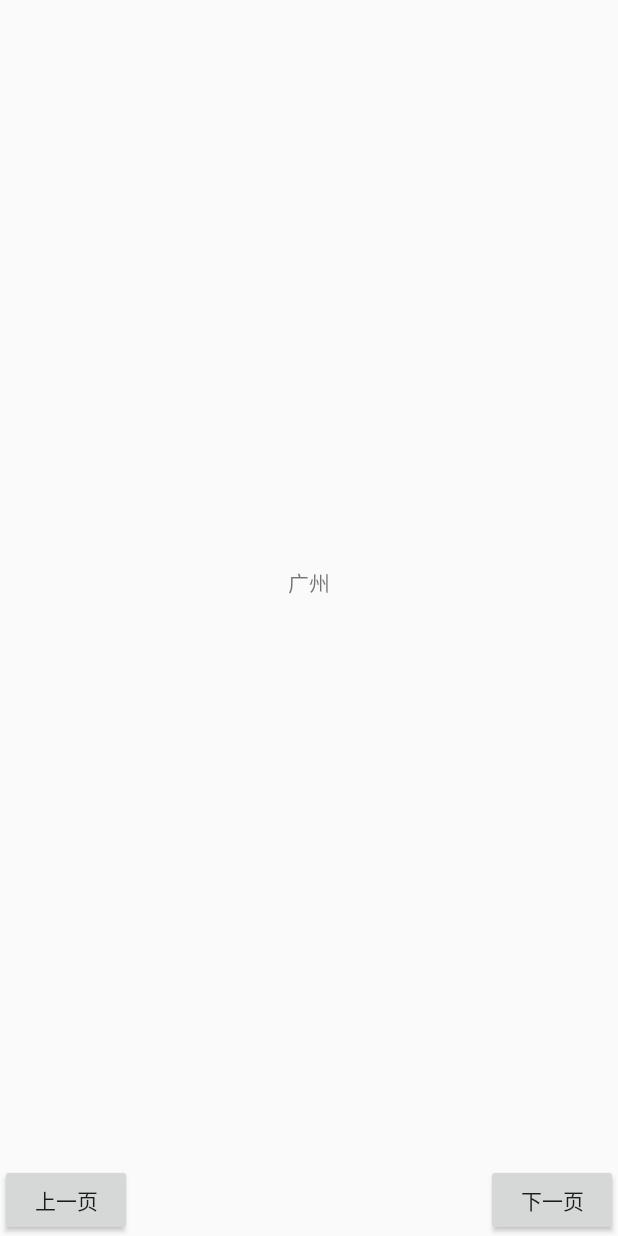
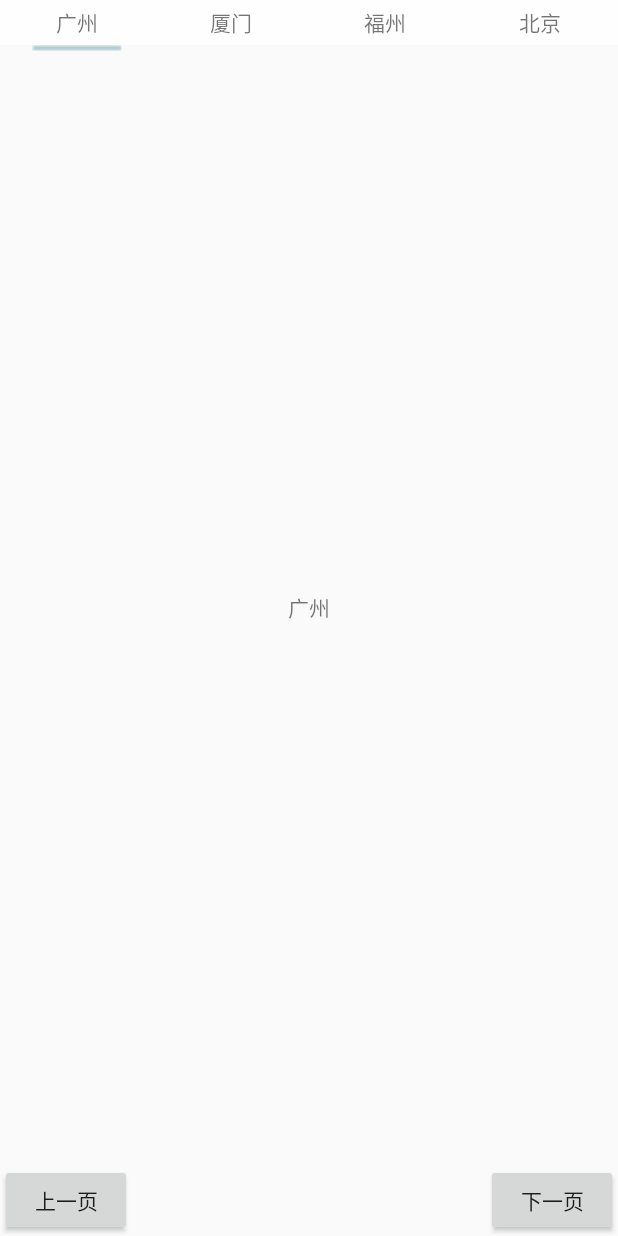
Before and after one commit to lutaian-fj/CommonProject, an Android app: the ViewPagerActivity screen opened directly, with no data from a screen before it, on a phone screen of 412 x 824 dp. Run offline under Robolectric (Android 15) with nearby library versions, the phone set to English and light mode, and no system bars.

Commit message:
完善ViewPager显示

```diff
--- a/app/src/main/java/lta/commonproject/ui/activity/ViewPagerActivity.java
+++ b/app/src/main/java/lta/commonproject/ui/activity/ViewPagerActivity.java
@@ -2,9 +2,16 @@ package lta.commonproject.ui.activity;
 
 import android.content.Context;
 import android.content.Intent;
+import android.graphics.BitmapFactory;
+import android.graphics.Matrix;
 import android.support.v4.view.ViewPager;
+import android.util.DisplayMetrics;
 import android.view.View;
+import android.view.animation.Animation;
+import android.view.animation.TranslateAnimation;
 import android.widget.Button;
+import android.widget.ImageView;
+import android.widget.TextView;
 
 import java.util.ArrayList;
 import java.util.List;
@@ -19,7 +26,10 @@ public class ViewPagerActivity extends BaseActivity implements View.OnClickListe
     private Button mLeftBtn;
     private Button mRightBtn;
     private int mCurrentItem = 0;
-
+    private TextView mTitleTv1,mTitleTv2,mTitleTv3,mTitleTv4;
+    private int bmpW;// 动画图片宽度
+    private ImageView imageView;// 动画图片
+    private int offset = 0;// 动画图片偏移量
     public static void launch(Context context) {
         Intent intent = new Intent(context, ViewPagerActivity.class);
         context.startActivity(intent);
@@ -35,6 +45,12 @@ public class ViewPagerActivity extends BaseActivity implements View.OnClickListe
         mViewPager = (ViewPager) findViewById(R.id.view_pager);
         mLeftBtn = (Button) findViewById(R.id.btn_left);
         mRightBtn = (Button) findViewById(R.id.btn_right);
+        mTitleTv1 = (TextView) findViewById(R.id.tv_title_01);
+        mTitleTv2 = (TextView) findViewById(R.id.tv_title_02);
+        mTitleTv3 = (TextView) findViewById(R.id.tv_title_03);
+        mTitleTv4 = (TextView) findViewById(R.id.tv_title_04);
+        initImageView();
+
     }
 
     @Override
@@ -43,6 +59,10 @@ public class ViewPagerActivity extends BaseActivity implements View.OnClickListe
         data.add("厦门");
         data.add("福州");
         data.add("北京");
+        mTitleTv1.setText("广州");
+        mTitleTv2.setText("厦门");
+        mTitleTv3.setText("福州");
+        mTitleTv4.setText("北京");
 
         mAdapter = new CustomViewPagerAdapter(getSupportFragmentManager(), data);
         mViewPager.setAdapter(mAdapter);
@@ -54,11 +74,19 @@ public class ViewPagerActivity extends BaseActivity implements View.OnClickListe
 
             @Override
             public void onPageSelected(int position) {
+                int one = offset * 2 + bmpW;// 页卡1 -> 页卡2 偏移量
+                Animation animation = new TranslateAnimation(one*mCurrentItem, one*position, 0, 0);
                 mCurrentItem = position;
+                animation.setFillAfter(true);// True:图片停在动画结束位置
+                animation.setDuration(300);
+                imageView.startAnimation(animation);
             }
 
             @Override
             public void onPageScrollStateChanged(int state) {
+                // state = 0 没有变动
+                // state = 1 正在滑动
+                // state = 2 滑动结束
 
             }
         });
@@ -70,6 +98,11 @@ public class ViewPagerActivity extends BaseActivity implements View.OnClickListe
         super.initEvent();
         mLeftBtn.setOnClickListener(this);
         mRightBtn.setOnClickListener(this);
+        mTitleTv1.setOnClickListener(this);
+        mTitleTv2.setOnClickListener(this);
+        mTitleTv3.setOnClickListener(this);
+        mTitleTv4.setOnClickListener(this);
+
     }
 
     @Override
@@ -84,9 +117,38 @@ public class ViewPagerActivity extends BaseActivity implements View.OnClickListe
                 if (mCurrentItem < data.size() - 1)
                     mViewPager.setCurrentItem(mCurrentItem + 1);
                 break;
+            case R.id.tv_title_01:
+                mViewPager.setCurrentItem(0);
+                mCurrentItem = 0;
+                break;
+            case R.id.tv_title_02:
+                mViewPager.setCurrentItem(1);
+                mCurrentItem = 1;
+                break;
+            case R.id.tv_title_03:
+                mViewPager.setCurrentItem(2);
+                mCurrentItem = 2;
+                break;
+            case R.id.tv_title_04:
+                mViewPager.setCurrentItem(3);
+                mCurrentItem = 3;
+                break;
             default:
                 break;
         }
 
     }
+
+
+    private void initImageView() {
+        imageView= (ImageView) findViewById(R.id.iv_slide);
+        bmpW = BitmapFactory.decodeResource(getResources(), R.mipmap.a).getWidth();// 获取图片宽度
+        DisplayMetrics dm = new DisplayMetrics();
+        getWindowManager().getDefaultDisplay().getMetrics(dm);
+        int screenW = dm.widthPixels;// 获取分辨率宽度
+        offset = (screenW / 4 - bmpW) / 2;// 计算偏移量
+        Matrix matrix = new Matrix();
+        matrix.postTranslate(offset, 0);
+        imageView.setImageMatrix(matrix);// 设置动画初始位置
+    }
 }
--- a/app/src/main/res/layout/activity_view_pager.xml
+++ b/app/src/main/res/layout/activity_view_pager.xml
@@ -5,9 +5,49 @@
     android:layout_width="match_parent"
     android:layout_height="match_parent"
     tools:context="lta.commonproject.ui.activity.ViewPagerActivity">
+    <LinearLayout
+        android:id="@+id/ll_title"
+        android:layout_width="match_parent"
+        android:layout_height="30dp"
+        android:background="#fefefe"
+        android:orientation="horizontal">
+        <TextView
+            android:id="@+id/tv_title_01"
+            android:layout_width="0dp"
+            android:layout_height="match_parent"
+            android:layout_weight="1"
+            android:gravity="center"
+            android:text="广州"/>
+        <TextView
+            android:id="@+id/tv_title_02"
+            android:layout_width="0dp"
+            android:layout_height="match_parent"
+            android:gravity="center"
+            android:layout_weight="1"/>
+        <TextView
+            android:id="@+id/tv_title_03"
+            android:layout_width="0dp"
+            android:layout_height="match_parent"
+            android:gravity="center"
+            android:layout_weight="1"/>
+        <TextView
+            android:id="@+id/tv_title_04"
+            android:layout_width="0dp"
+            android:layout_height="match_parent"
+            android:gravity="center"
+            android:layout_weight="1"/>
+    </LinearLayout>
+    <ImageView
+        android:id="@+id/iv_slide"
+        android:layout_width="match_parent"
+        android:layout_height="wrap_content"
+        android:layout_below="@+id/ll_title"
+        android:scaleType="matrix"
+        android:src="@mipmap/a"/>
 
     <android.support.v4.view.ViewPager
         android:id="@+id/view_pager"
+        android:layout_below="@+id/iv_slide"
         android:layout_above="@+id/btn_left"
         android:layout_width="match_parent"
         android:layout_height="match_parent"
```
Also changed, not shown: app/src/main/res/mipmap-xhdpi/a.png (added).
